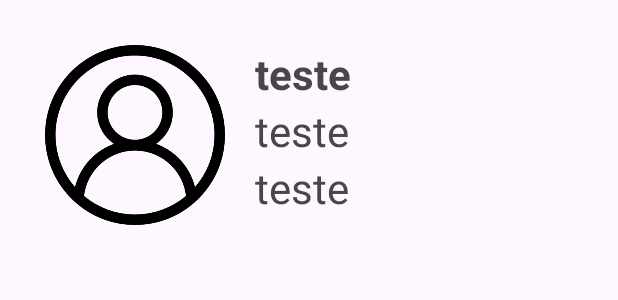
After one commit to AlexssanderTavares/Phone_Book_App, an Android app: the layout contacts_recycler_view_layout.xml on its own in the app's theme, with its tools: preview values and no code run, on a phone screen of 412 x 824 dp. The commit adds this screen. Shown: the top 300 px of the screen. Run offline under Robolectric (Android 15) with nearby library versions, the phone set to English and light mode, and no system bars.

Commit message:
Adding Contacts RecyclerView Adapter class, Contacts details and new Contact activities.

```diff
--- a/app/src/main/AndroidManifest.xml
+++ b/app/src/main/AndroidManifest.xml
@@ -12,6 +12,12 @@
         android:supportsRtl="true"
         android:theme="@style/Theme.App_Phone_Book"
         tools:targetApi="31">
+        <activity
+            android:name=".ui.ContactActivity"
+            android:exported="false" />
+        <activity
+            android:name=".ui.NewContactActivity"
+            android:exported="false" />
         <activity
             android:name=".ui.SignUpActivity"
             android:exported="false" />
--- a/app/src/main/java/com/example/app_phone_book/ui/MainActivity.kt
+++ b/app/src/main/java/com/example/app_phone_book/ui/MainActivity.kt
@@ -1,5 +1,6 @@
 package com.example.app_phone_book.ui
 
+import android.content.Intent
 import android.content.SharedPreferences
 import android.os.Bundle
 import android.widget.ArrayAdapter
@@ -41,5 +42,9 @@ class MainActivity : AppCompatActivity() {
             editor.apply()
             finish()
         }
+
+        binding.buttonAdd.setOnClickListener{
+            startActivity(Intent(this, NewContactActivity::class.java))
+        }
     }
 }
--- /dev/null
+++ b/app/src/main/res/layout/contacts_recycler_view_layout.xml
@@ -0,0 +1,51 @@
+<?xml version="1.0" encoding="utf-8"?>
+<LinearLayout xmlns:android="http://schemas.android.com/apk/res/android"
+    android:layout_width="match_parent"
+    android:layout_height="match_parent"
+    android:orientation="vertical">
+
+    <LinearLayout
+        android:layout_width="match_parent"
+        android:layout_height="wrap_content"
+        android:layout_margin="20dp"
+        android:orientation="horizontal">
+
+        <ImageView
+            android:id="@+id/contact_image"
+            android:layout_width="120dp"
+            android:layout_height="120dp"
+            android:layout_margin="10dp"
+            android:src="@drawable/profile_icon" />
+
+        <LinearLayout
+            android:layout_width="match_parent"
+            android:layout_height="wrap_content"
+            android:layout_margin="10dp"
+            android:orientation="vertical">
+
+            <TextView
+                android:id="@+id/contact_name"
+                android:layout_width="match_parent"
+                android:layout_height="wrap_content"
+                android:text="teste"
+                android:textSize="28sp"
+                android:textStyle="bold" />
+
+            <TextView
+                android:id="@+id/contact_email"
+                android:layout_width="match_parent"
+                android:layout_height="wrap_content"
+                android:text="teste"
+                android:textSize="28sp" />
+
+            <TextView
+                android:id="@+id/contact_phone"
+                android:layout_width="match_parent"
+                android:layout_height="wrap_content"
+                android:text="teste"
+                android:textSize="28sp" />
+
+        </LinearLayout>
+    </LinearLayout>
+
+</LinearLayout>
```
Also changed, not shown: app/src/main/java/com/example/app_phone_book/adapter/ContactsRecyclerViewAdapter.kt (added, +47 -0 lines), app/src/main/java/com/example/app_phone_book/ui/ContactActivity.kt (added, +21 -0 lines), app/src/main/java/com/example/app_phone_book/ui/NewContactActivity.kt (added, +21 -0 lines), app/src/main/res/layout/activity_contact.xml (added, +10 -0 lines), app/src/main/res/layout/activity_new_contact.xml (added, +10 -0 lines), app/src/main/res/drawable/profile_icon.png (added).
